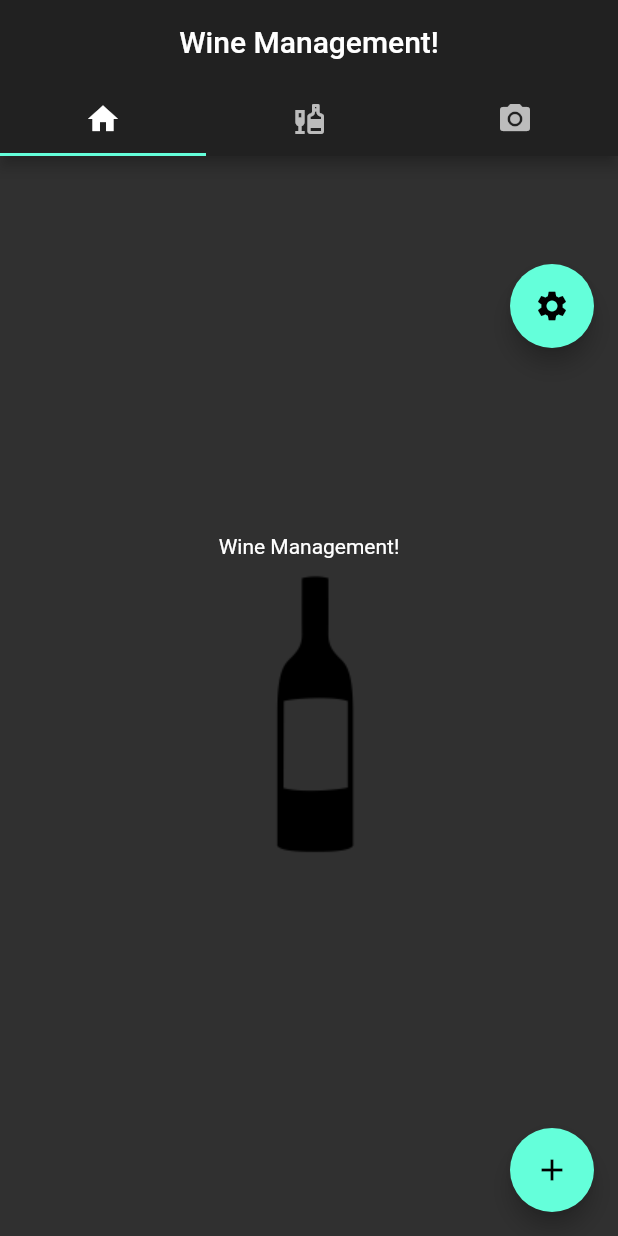
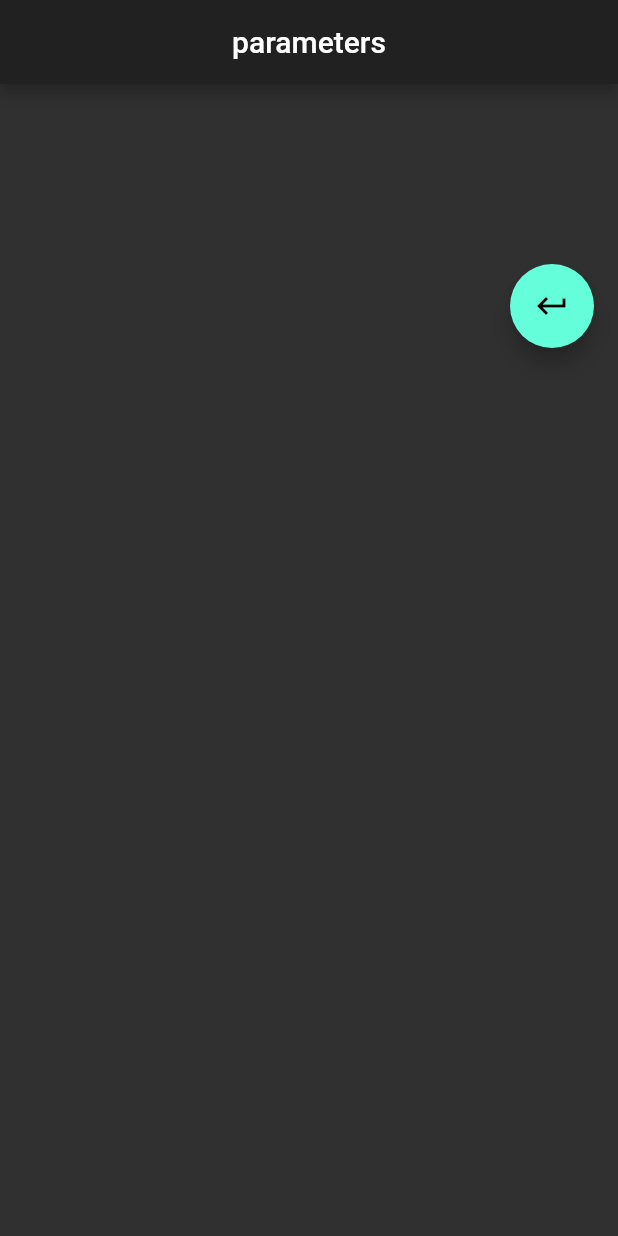
Before and after one commit to lucasPARISOT/winemanagement, a Flutter app: the screen it shows after launch, after a tap on the "settings" icon, on a phone screen of 412 x 824 dp. Run offline on Flutter 3.47's test engine with Material 2 defaults, Android fonts, the phone set to English and light mode, and no system bars; our stand-ins replace easy_localization; network calls fail.

Commit message:
Internationalization edit and new parameters page

```diff
--- a/assets/translations/en-US.json
+++ b/assets/translations/en-US.json
@@ -1,5 +1,6 @@
 {
   "wineManagement": "Wine Management!",
   "parameters": "parameters",
-  "new_bottle": "Add new bottle"
+  "new_bottle": "Add new bottle",
+  "back": "Back"
 }
--- a/assets/translations/es-ES.json
+++ b/assets/translations/es-ES.json
@@ -1,5 +1,6 @@
 {
   "wineManagement": "Wine Management!",
   "parameters": "parámetros",
-  "new_bottle": "Añadir una nueva botella"
+  "new_bottle": "Añadir una nueva botella",
+  "back": "Volver"
 }
--- a/assets/translations/fr-FR.json
+++ b/assets/translations/fr-FR.json
@@ -1,5 +1,6 @@
 {
   "wineManagement": "Wine Management!",
-  "parameters": "paramètres",
-  "new_bottle": "Ajouter une nouvelle bouteille"
+  "parameters": "Paramètres",
+  "new_bottle": "Ajouter une nouvelle bouteille",
+  "back": "Retour"
 }
--- a/lib/app.dart
+++ b/lib/app.dart
@@ -13,7 +13,7 @@ class MyApp extends StatelessWidget {
         const Locale('en', 'US'),
         const Locale('es','ES'),
       ],
-      title: 'Flutter Demo',
+      title: tr('wineManagement'),
       home: MyHomePage(),
     );
   }
--- a/lib/main.dart
+++ b/lib/main.dart
@@ -10,7 +10,7 @@ void main() async{
     EasyLocalization(
         supportedLocales: [Locale('en', 'US'), Locale('fr', 'FR'), Locale('es','ES')],
         path: 'assets/translations',
-        fallbackLocale: Locale('fr', ''),
+        fallbackLocale: Locale('fr', 'FR'),
         child:  MyApp(),
     )
   );
--- a/lib/my_home_page.dart
+++ b/lib/my_home_page.dart
@@ -2,6 +2,8 @@ import 'dao.dart';
 
 import 'package:flutter/material.dart';
 import 'package:easy_localization/easy_localization.dart';
+
+import 'parameters_page.dart';
 
 class MyHomePage extends StatefulWidget {
   const MyHomePage() : super();
@@ -22,6 +24,13 @@ class _MyHomePageState extends State<MyHomePage> {
 
       DAO().insertTest(_counter);
     });
+  }
+
+  void _navigateParameters() {
+    Navigator.push(
+      context,
+      MaterialPageRoute(builder: (context) => ParametersPage()),
+    );
   }
 
   PreferredSizeWidget appBar(BuildContext context) {
@@ -67,7 +76,7 @@ class _MyHomePageState extends State<MyHomePage> {
         Align(
           alignment: Alignment(1.0, -0.5),
           child: FloatingActionButton(
-            onPressed: _incrementCounter,
+            onPressed: _navigateParameters,
             tooltip: tr('parameters'),
             child: Icon(Icons.settings),
           ),
--- /dev/null
+++ b/lib/parameters_page.dart
@@ -0,0 +1,57 @@
+import 'package:flutter/material.dart';
+import 'package:easy_localization/easy_localization.dart';
+import 'package:winemanagement/my_home_page.dart';
+
+class ParametersPage extends StatefulWidget {
+  const ParametersPage() : super();
+
+  @override
+  _ParametersPage createState() => _ParametersPage();
+}
+
+class _ParametersPage extends State<ParametersPage> {
+
+  void _navigateHomePage() {
+    Navigator.push(
+      context,
+      MaterialPageRoute(builder: (context) => MyHomePage()),
+    );
+  }
+
+  Widget floatingButton() {
+    return Stack(
+      children: [
+        Align(
+          alignment: Alignment(1.0, -0.5),
+          child: FloatingActionButton(
+            onPressed: _navigateHomePage,
+            tooltip: tr('back'),
+            child: Icon(Icons.keyboard_return),
+          ),
+        ),
+      ],
+    );
+  }
+
+  PreferredSizeWidget appBar() {
+    return AppBar(
+      centerTitle: true,
+      title: Text(tr('parameters')),
+    );
+  }
+
+  @override
+  Widget build(BuildContext context) {
+    return MaterialApp(
+      theme: ThemeData(
+        brightness: Brightness.dark,
+      ),
+      home: Scaffold(
+        appBar: appBar(),
+        //body: Center(
+        //),
+        floatingActionButton: floatingButton()
+      ),
+    );
+  }
+}
```
